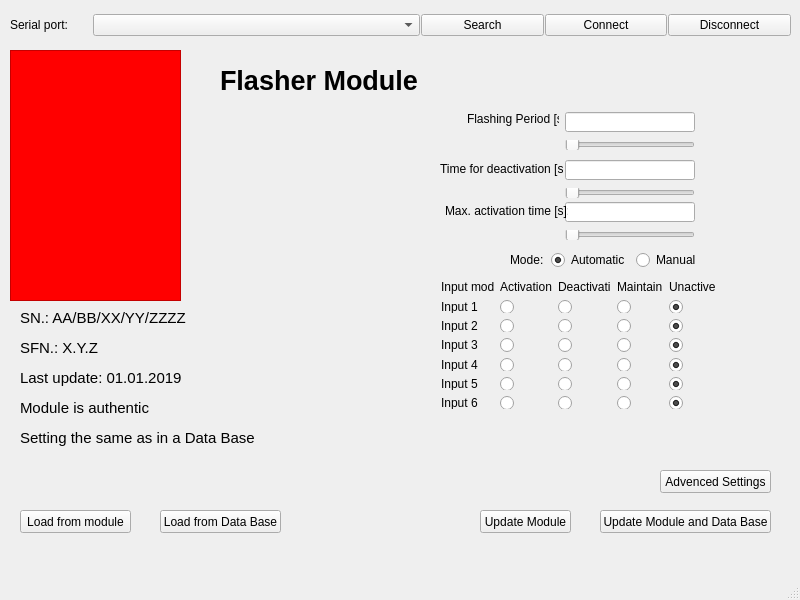
Before: the Qt Designer form moduleflasherwindow.ui in aleksander1084/RRC-manager2, drawn with Qt 5.
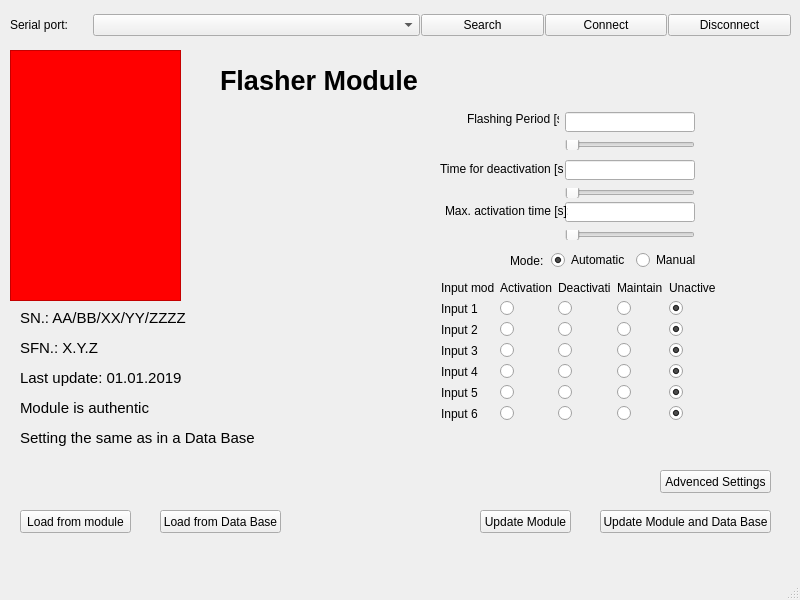
After: the same form once the commit is applied.

What changed in the file:
```diff
--- a/moduleflasherwindow.ui
+++ b/moduleflasherwindow.ui
@@ -316,7 +316,7 @@
       <x>510</x>
       <y>250</y>
       <width>191</width>
-      <height>20</height>
+      <height>21</height>
      </rect>
     </property>
     <layout class="QHBoxLayout" name="horizontalLayout">
@@ -358,7 +358,7 @@
       <x>441</x>
       <y>280</y>
       <width>275</width>
-      <height>129</height>
+      <height>141</height>
      </rect>
     </property>
     <layout class="QGridLayout" name="gridLayout">
```
Left out of the diff: 19 changed lines with no effect on the pictures.
